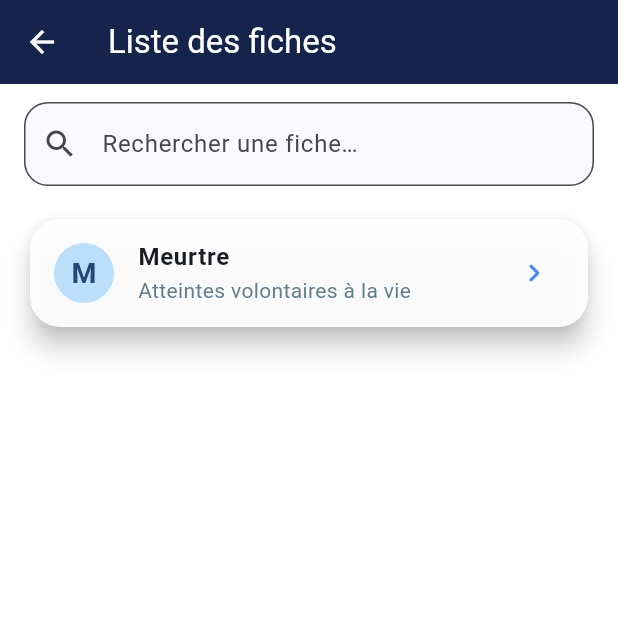
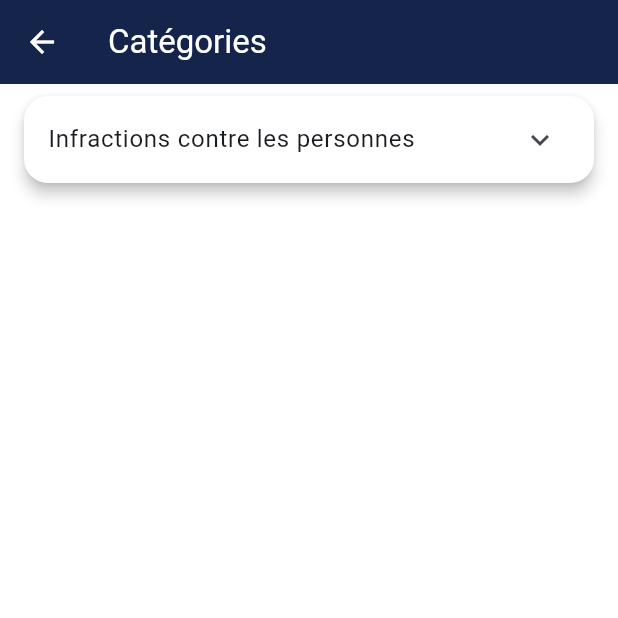
Before and after one commit to MSJ2025/droitpenalspecial, a Flutter app: the screen it shows after launch, after a tap on "Liste des infractions", on a phone screen of 412 x 824 dp, the top half of it. Run offline on Flutter 3.47's test engine with Material 3 defaults, Android fonts, the phone set to English and light mode, and no system bars; our stand-ins replace shared_preferences.

Commit message:
feat: add category screen with filtering

```diff
--- /dev/null
+++ b/lib/screens/category_screen.dart
@@ -0,0 +1,99 @@
+import 'dart:convert';
+import 'package:flutter/material.dart';
+import 'package:flutter/services.dart' show rootBundle;
+import '../models/fiche.dart';
+import 'fiche_list_screen.dart';
+
+class Category {
+  final String title;
+  final List<String> themes;
+  const Category(this.title, this.themes);
+}
+
+class CategoryScreen extends StatefulWidget {
+  const CategoryScreen({super.key});
+
+  @override
+  State<CategoryScreen> createState() => _CategoryScreenState();
+}
+
+class _CategoryScreenState extends State<CategoryScreen> {
+  final List<Category> categories = const [
+    Category('Infractions contre les personnes', [
+      'Atteintes volontaires à la vie',
+      'Atteintes involontaires à la vie',
+      'Violences',
+      'Infractions sexuelles',
+    ]),
+    Category('Infractions contre les biens', [
+      'Vol',
+      'Extorsion',
+      'Escroquerie',
+      'Recel',
+    ]),
+    Category('Infractions contre la Nation', [
+      'Terrorisme',
+      'Trahison',
+    ]),
+  ];
+
+  late Future<Set<String>> _availableThemes;
+
+  @override
+  void initState() {
+    super.initState();
+    _availableThemes = _loadThemes();
+  }
+
+  Future<Set<String>> _loadThemes() async {
+    final data = await rootBundle.loadString('assets/data/fiches.json');
+    final List<dynamic> ficheList = json.decode(data);
+    final fiches = ficheList.map((e) => Fiche.fromJson(e)).toList();
+    return fiches.map((f) => f.theme).toSet();
+  }
+
+  @override
+  Widget build(BuildContext context) {
+    return Scaffold(
+      appBar: AppBar(title: const Text('Catégories')),
+      body: FutureBuilder<Set<String>>(
+        future: _availableThemes,
+        builder: (context, snapshot) {
+          final availableThemes = snapshot.data ?? <String>{};
+          return ListView.builder(
+            itemCount: categories.length,
+            itemBuilder: (context, index) {
+              final category = categories[index];
+              final filteredThemes =
+                  category.themes.where((t) => availableThemes.contains(t)).toList();
+              if (filteredThemes.isEmpty) return const SizedBox();
+              return Card(
+                margin: const EdgeInsets.symmetric(vertical: 8, horizontal: 16),
+                child: ExpansionTile(
+                  title: Text(category.title),
+                  children: [
+                    for (final theme in filteredThemes)
+                      ListTile(
+                        title: Text(theme),
+                        trailing: const Icon(Icons.chevron_right_rounded),
+                        onTap: () {
+                          Navigator.of(context).push(
+                            PageRouteBuilder(
+                              pageBuilder: (_, animation, __) => FadeTransition(
+                                opacity: animation,
+                                child: FicheListScreen(filterThemes: [theme]),
+                              ),
+                            ),
+                          );
+                        },
+                      ),
+                  ],
+                ),
+              );
+            },
+          );
+        },
+      ),
+    );
+  }
+}
--- a/lib/screens/fiche_list_screen.dart
+++ b/lib/screens/fiche_list_screen.dart
@@ -7,7 +7,9 @@ import 'fiche_detail_screen.dart';
 import 'package:flutter/services.dart' show rootBundle;
 
 class FicheListScreen extends StatefulWidget {
-  const FicheListScreen({Key? key}) : super(key: key);
+  final List<String>? filterThemes;
+
+  const FicheListScreen({Key? key, this.filterThemes}) : super(key: key);
 
   @override
   State<FicheListScreen> createState() => _FicheListScreenState();
@@ -15,6 +17,7 @@ class FicheListScreen extends StatefulWidget {
 
 class _FicheListScreenState extends State<FicheListScreen> {
   List<Fiche> fiches = [];
+  List<Fiche> categoryFiches = [];
   List<Fiche> filteredFiches = [];
   bool isLoading = true;
 
@@ -27,16 +30,21 @@ class _FicheListScreenState extends State<FicheListScreen> {
   Future<void> loadFiches() async {
     final String data = await rootBundle.loadString('assets/data/fiches.json');
     final List<dynamic> ficheList = json.decode(data);
+    fiches = ficheList.map((e) => Fiche.fromJson(e)).toList();
+    categoryFiches = widget.filterThemes == null || widget.filterThemes!.isEmpty
+        ? fiches
+        : fiches
+            .where((f) => widget.filterThemes!.contains(f.theme))
+            .toList();
     setState(() {
-      fiches = ficheList.map((e) => Fiche.fromJson(e)).toList();
-      filteredFiches = fiches;
+      filteredFiches = categoryFiches;
       isLoading = false;
     });
   }
 
   void onSearch(String query) {
     setState(() {
-      filteredFiches = fiches
+      filteredFiches = categoryFiches
           .where((fiche) =>
       fiche.titre.toLowerCase().contains(query.toLowerCase()) ||
           fiche.theme.toLowerCase().contains(query.toLowerCase()) ||
--- a/lib/screens/home_screen.dart
+++ b/lib/screens/home_screen.dart
@@ -1,5 +1,5 @@
 import 'package:flutter/material.dart';
-import 'fiche_list_screen.dart';
+import 'category_screen.dart';
 import 'favorites_screen.dart';
 import 'cadre_list_screen.dart';
 
@@ -38,7 +38,7 @@ class HomeScreen extends StatelessWidget {
                     PageRouteBuilder(
                       pageBuilder: (_, animation, __) => FadeTransition(
                         opacity: animation,
-                        child: const FicheListScreen(),
+                        child: const CategoryScreen(),
                       ),
                     ),
                   );
```
